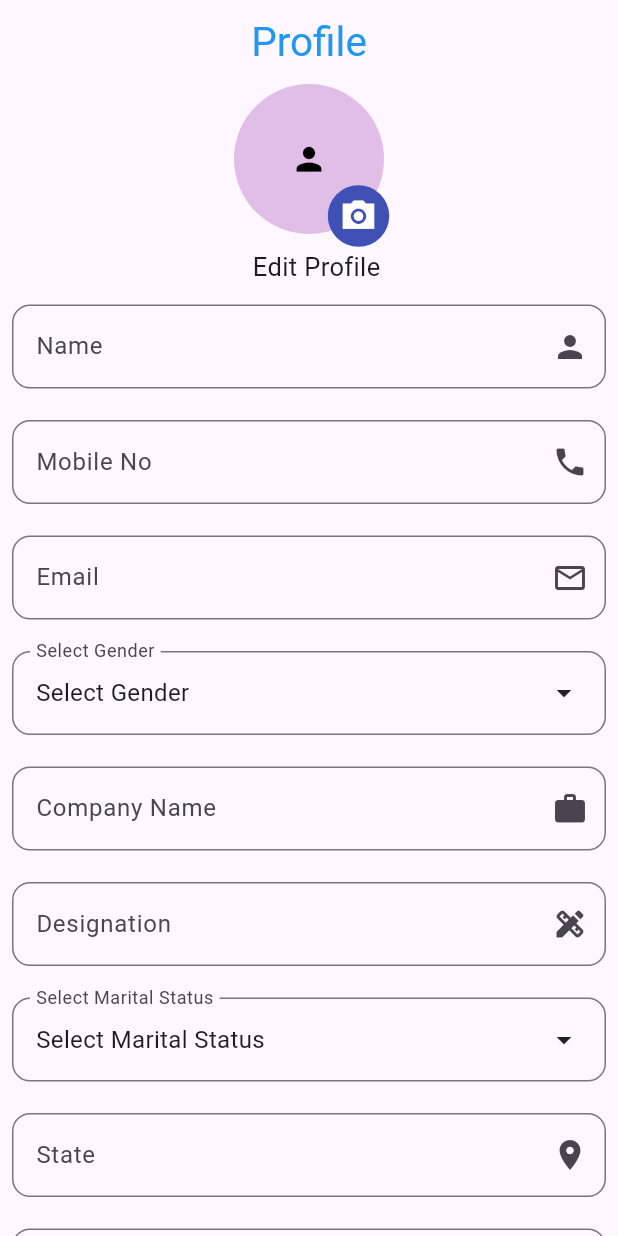
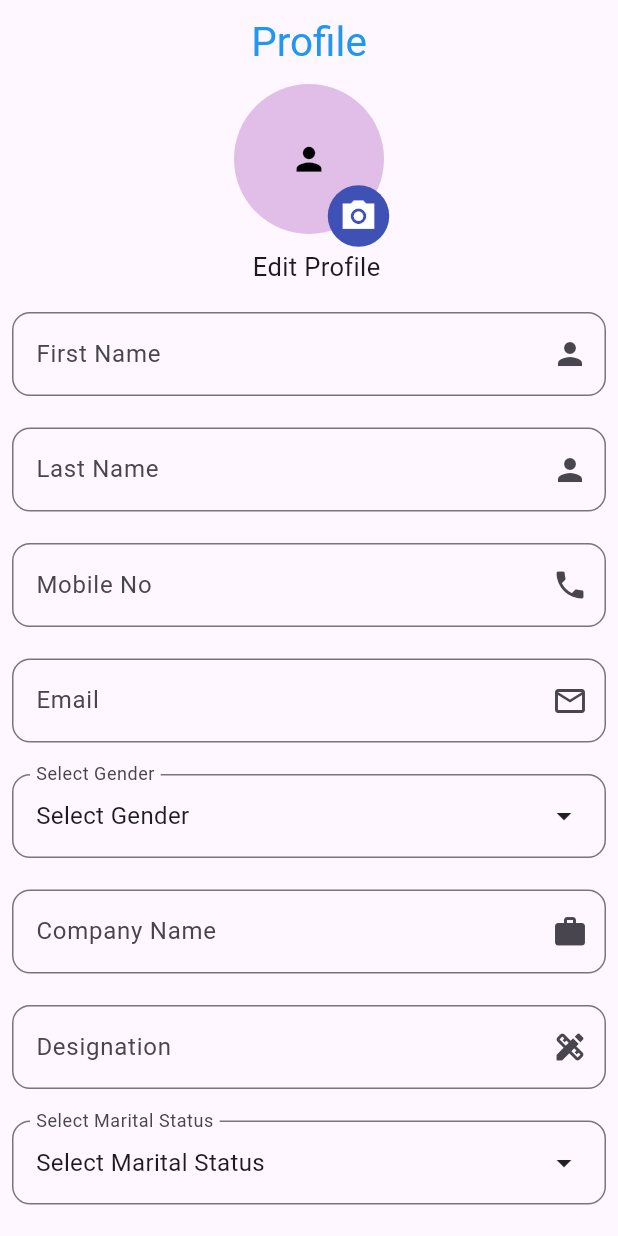
Before and after one commit to bmdufaiyazgithub21/User_Profile_Screen, a Flutter app: the screen it shows after launch, on a phone screen of 412 x 824 dp. Run offline on Flutter 3.47's test engine with Material 3 defaults, Android fonts, the phone set to English and light mode, and no system bars; our stand-ins replace image_picker.

Commit message:
6th commit

```diff
--- a/lib/user profile display page.dart
+++ b/lib/user profile display page.dart
@@ -3,7 +3,8 @@ import 'package:flutter/material.dart';
 import 'package:user_profile_screen/user_profile_page.dart';
 
 class UserDetailsPage extends StatelessWidget {
-  final String name;
+  final String first;
+  final String last;
   final int? mob;
   final String email;
   final String gen;
@@ -16,7 +17,8 @@ class UserDetailsPage extends StatelessWidget {
   final File? image;
 
   const UserDetailsPage({
-    required this.name,
+    required this.first,
+    required this.last,
     required this.mob,
     required this.email,
     required this.gen,
@@ -47,7 +49,12 @@ class UserDetailsPage extends StatelessWidget {
               ),
             SizedBox(height: 20),
             Text(
-              'Name: $name',
+              'First Name: $first',
+              style: TextStyle(fontSize: 18),
+            ),
+            SizedBox(height: 20),
+            Text(
+              'Last Name: $last',
               style: TextStyle(fontSize: 18),
             ),
             SizedBox(height: 20),
--- a/lib/user_profile_page.dart
+++ b/lib/user_profile_page.dart
@@ -14,7 +14,8 @@ class UserProfilePage extends StatefulWidget {
 }
 
 class _UserProfilePageState extends State<UserProfilePage> {
-  final TextEditingController _nameController = TextEditingController();
+  final TextEditingController _firstNameController = TextEditingController();
+  final TextEditingController _lastNameController = TextEditingController();
   final TextEditingController _mobController = TextEditingController();
   final TextEditingController _emailController = TextEditingController();
   final TextEditingController _genController = TextEditingController();
@@ -31,7 +32,8 @@ class _UserProfilePageState extends State<UserProfilePage> {
 
   @override
   void dispose() {
-    _nameController.dispose();
+    _firstNameController.dispose();
+    _lastNameController.dispose();
     _mobController.dispose();
     _emailController.dispose();
     _genController.dispose();
@@ -142,7 +144,8 @@ class _UserProfilePageState extends State<UserProfilePage> {
 
   void _submitForm() {
     // Handle form submission logic here
-    String name = _nameController.text;
+    String first = _firstNameController.text;
+    String last = _lastNameController.text;
     int? mob = int.parse(_mobController.text);
     String email = _emailController.text;
     String gen = _genController.text;
@@ -159,7 +162,8 @@ class _UserProfilePageState extends State<UserProfilePage> {
       context,
       MaterialPageRoute(
         builder: (context) => UserDetailsPage(
-          name: name,
+          first: first,
+          last:last,
           mob: mob,
           email: email,
           gen: _selectedGender,
@@ -300,16 +304,32 @@ class _UserProfilePageState extends State<UserProfilePage> {
                 ],
               ),
               const SizedBox(height: 5),
+              const SizedBox(height: 5),
               Padding(
                 padding: const EdgeInsets.all(8.0),
                 child: TextFormField(
-                  controller: _nameController,
+                  controller: _firstNameController,
                   decoration: const InputDecoration(
                     border: OutlineInputBorder(
                         borderRadius: BorderRadius.all(Radius.circular(12))
                     ),
-                    labelText: 'Name',
-                    hintText: 'Enter your name',
+                    labelText: 'First Name',
+                    hintText: 'Enter your first name',
+                    suffixIcon: Icon(Icons.person),
+                  ),
+                ),
+              ),
+              const SizedBox(height: 5),
+              Padding(
+                padding: const EdgeInsets.all(8.0),
+                child: TextFormField(
+                  controller: _lastNameController,
+                  decoration: const InputDecoration(
+                    border: OutlineInputBorder(
+                        borderRadius: BorderRadius.all(Radius.circular(12))
+                    ),
+                    labelText: 'Last Name',
+                    hintText: 'Enter your last name',
                     suffixIcon: Icon(Icons.person),
                   ),
                 ),
```
